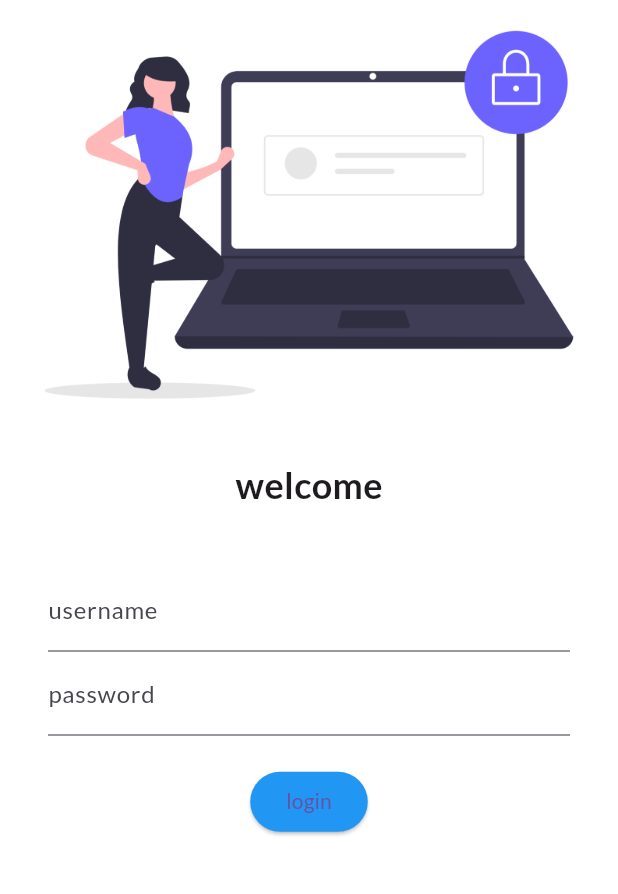
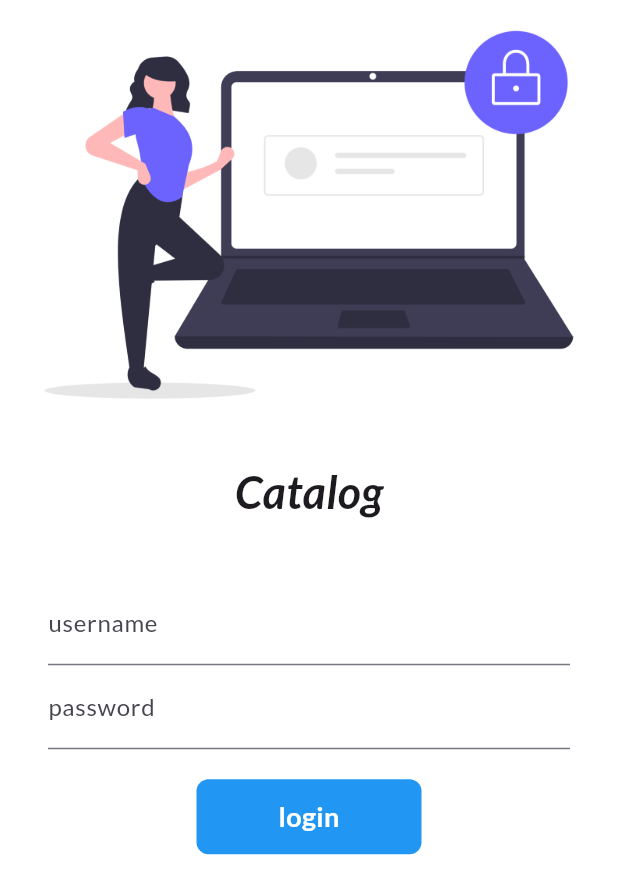
Before and after one commit to harshithtc/catalogapp, a Flutter app: the screen it shows after launch, on a phone screen of 412 x 824 dp. Shown: the top 894 px of the screen. Run offline on Flutter 3.47's test engine with Material 3 defaults, Android fonts, the phone set to English and light mode, and no system bars; our stand-ins replace google_fonts.

Commit message:
day6 complete

```diff
--- a/lib/pages/login_page.dart
+++ b/lib/pages/login_page.dart
@@ -1,9 +1,15 @@
 import 'package:flutter/material.dart';
 import 'package:flutter_catalog/utils/routes.dart';
 
-class LoginPage extends StatelessWidget {
+class LoginPage extends StatefulWidget {
   const LoginPage({super.key});
 
+  @override
+  State<LoginPage> createState() => _LoginPageState();
+}
+
+class _LoginPageState extends State<LoginPage> {
+  bool changeButton = false;
   @override
   Widget build(BuildContext context) {
     return Material(
@@ -14,8 +20,12 @@
             Image.asset("assets/images/login_image.png", fit: BoxFit.cover),
             SizedBox(height: 20),
             Text(
-              "welcome",
-              style: TextStyle(fontSize: 24, fontWeight: FontWeight.bold),
+              "Catalog",
+              style: TextStyle(
+                fontSize: 30,
+                fontWeight: FontWeight.bold,
+                fontStyle: FontStyle.italic,
+              ),
             ),
             SizedBox(height: 20),
             Padding(
@@ -39,13 +49,47 @@
                     ),
                   ),
                   SizedBox(height: 20.0),
-                  ElevatedButton(
-                    style: TextButton.styleFrom(backgroundColor: Colors.blue),
-                    onPressed: () {
+                  InkWell(
+                    onTap: () async {
+                      setState(() {
+                        changeButton = true;
+                      });
+                      await Future.delayed(Duration(seconds: 1));
                       Navigator.pushNamed(context, MyRoutes.homeRoute);
                     },
-                    child: Text("login"),
+                    child: AnimatedContainer(
+                      duration: Duration(seconds: 1),
+                      width: changeButton ? 50 : 150,
+                      height: 50,
+                      alignment: Alignment.center,
+                      decoration: BoxDecoration(
+                        color: Colors.blue,
+
+                        borderRadius: BorderRadius.circular(
+                          changeButton ? 50 : 8,
+                        ),
+                      ),
+
+                      child: changeButton
+                          ? Icon(Icons.done, color: Colors.white)
+                          : Text(
+                              "login",
+                              style: TextStyle(
+                                color: Colors.white,
+                                fontWeight: FontWeight.bold,
+                                fontSize: 18,
+                              ),
+                            ),
+                    ),
                   ),
+
+                  // ElevatedButton(
+                  //   style: TextButton.styleFrom(backgroundColor: Colors.blue),
+                  //   onPressed: () {
+                  //     Navigator.pushNamed(context, MyRoutes.homeRoute);
+                  //   },
+                  //   child: Text("login"),
+                  // ),
                 ],
               ),
             ),
```
